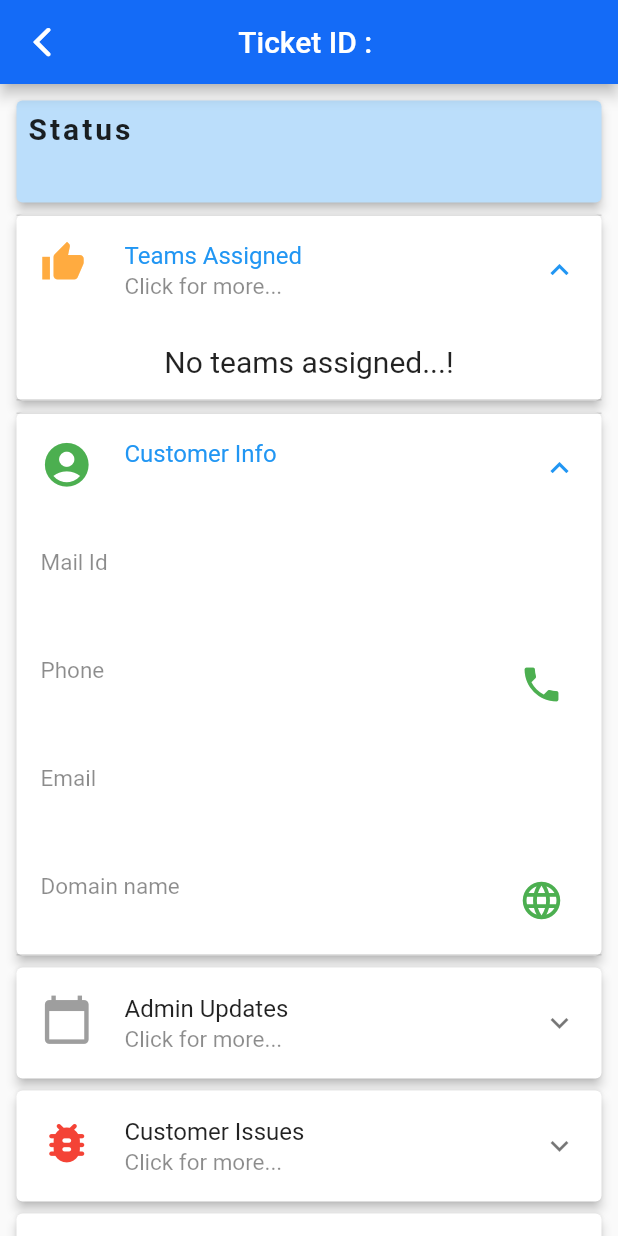
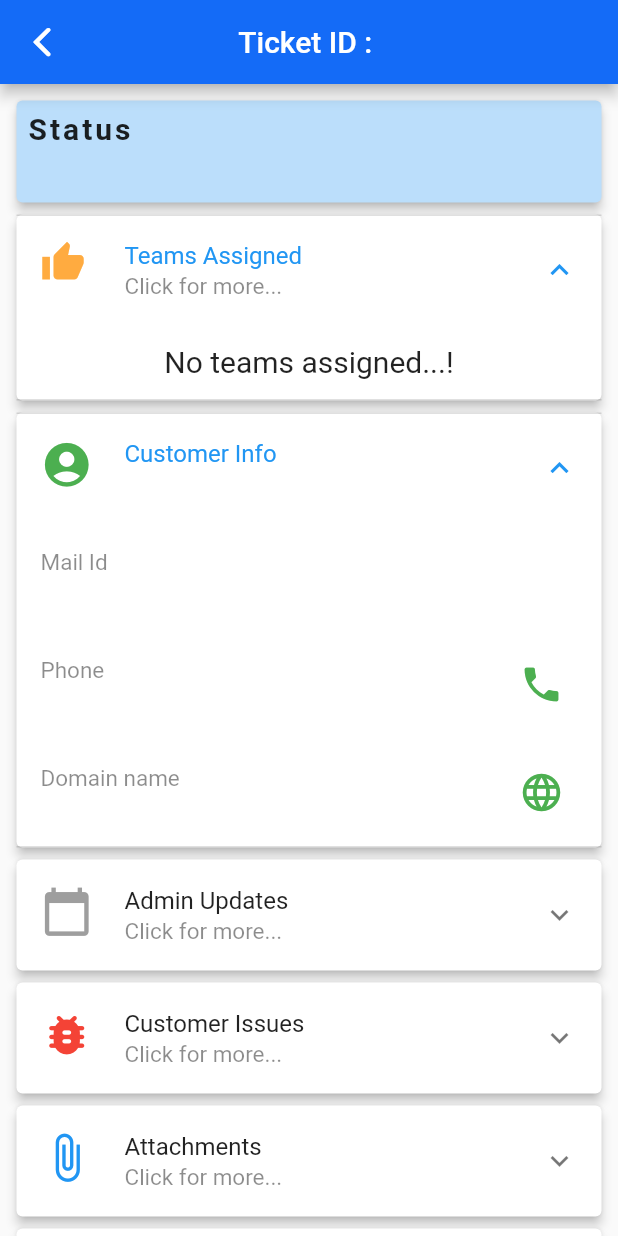
Before and after one commit to durgaav/mmproject1, a Flutter app: the TicketViewPage screen opened directly with empty values, after a tap on "Teams Assigned", after a tap on "Customer Info", on a phone screen of 412 x 824 dp. Run offline on Flutter 3.47's test engine with Material 2 defaults, Android fonts, the phone set to English and light mode, and no system bars; our stand-ins replace file_picker, flutter_speed_dial, fluttertoast, form_field_validator, open_file, permission_handler and 1 more; missing offline and left inert: draggable_scrollbar, mailer, random_password_generator; accounts and stored records are empty; statements that could not run were skipped.

Commit message:
16/03 Surya 02:31 PM

```diff
--- a/lib/screens/ticketview.dart
+++ b/lib/screens/ticketview.dart
@@ -1271,14 +1271,6 @@ class _TicketViewPageState extends State<TicketViewPage> {
                         ),
                       ),
                       ListTile(
-                        title: Text('Email',
-                            style: TextStyle(fontSize: 15, color: Colors.black45)),
-                        subtitle: Text(
-                          '$Email',
-                          style: TextStyle(fontSize: 16, color: Colors.black),
-                        ),
-                      ),
-                      ListTile(
                         title: Text('Domain name',
                             style: TextStyle(fontSize: 15, color: Colors.black45)),
                         subtitle: Text(
```
Also changed, not shown: lib/screens/homepage.dart (+19 -15 lines), lib/screens/ticketpage.dart (+6 -1 lines).
